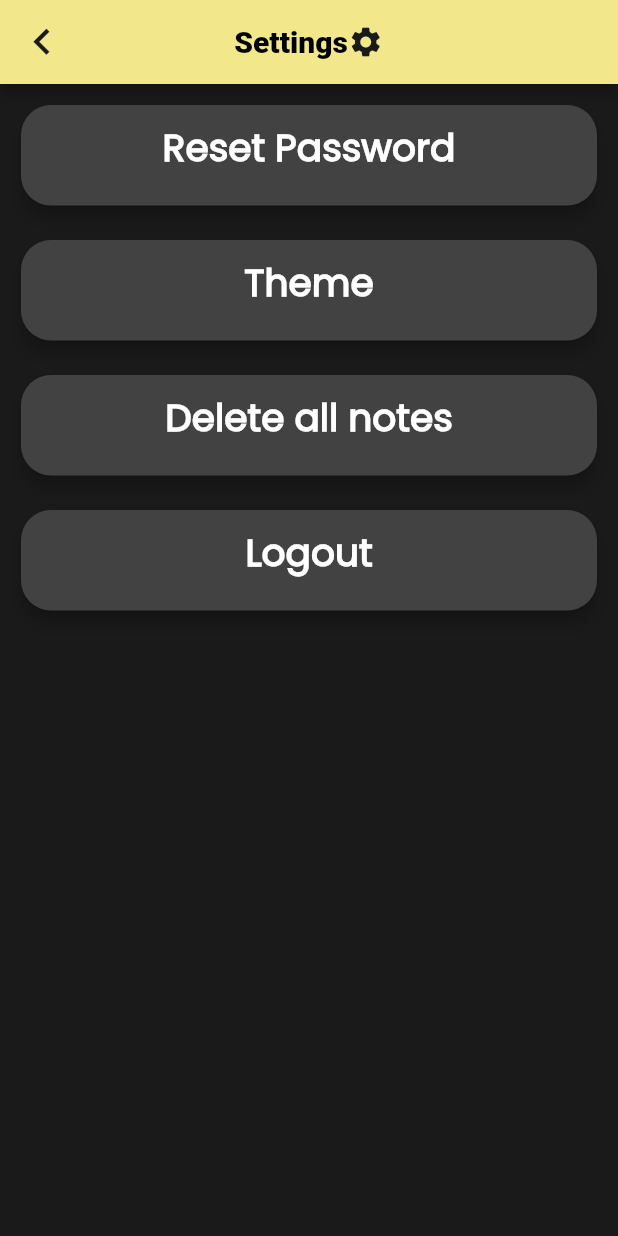
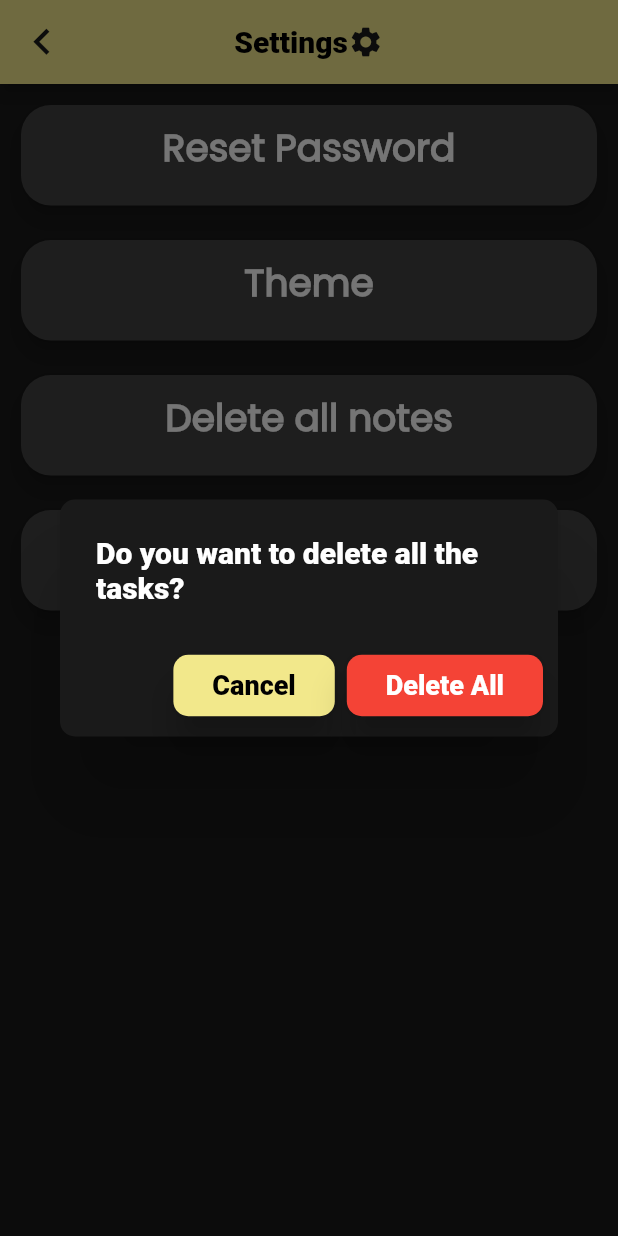
Before and after one commit to Servatom/notefy, a Flutter app: the SettingsScreen screen opened by its route, after a tap on "Delete all notes", on a phone screen of 412 x 824 dp. Run offline on Flutter 3.47's test engine with Material 2 defaults, Android fonts, the phone set to English and light mode, and no system bars; our stand-ins replace animated_text_kit, shared_preferences; accounts and stored records are empty; network calls fail.

Commit message:
delete all notes feature

```diff
--- a/App/lib/models/notes.dart
+++ b/App/lib/models/notes.dart
@@ -11,7 +11,7 @@ import 'note.dart';
 
 class Notes with ChangeNotifier {
   List<Note> _notes = [];
-
+  List<String> ids = [];
   List<Note> get notesList {
     return [..._notes];
   }
@@ -44,6 +44,7 @@ class Notes with ChangeNotifier {
               updateTime: tempNote[i]["updated_at"],
             ),
           );
+          ids.add(tempNote[i]["id"].toString());
         }
         print(_notes);
         notifyListeners();
@@ -101,6 +102,7 @@ class Notes with ChangeNotifier {
             updateTime: data["updated_at"],
           ),
         );
+        ids.add(data["id"].toString());
         notifyListeners();
       } else {
         throw 'Error in create note';
@@ -156,4 +158,11 @@ class Notes with ChangeNotifier {
       print(e);
     }
   }
+
+  void deleteAllNotes(String key) {
+    for (int i = 0; i < ids.length; i++) {
+      deleteNote(key, ids[i]);
+    }
+    print('deleted all tasks');
+  }
 }
--- a/App/lib/screens/settingsreen.dart
+++ b/App/lib/screens/settingsreen.dart
@@ -1,7 +1,9 @@
 // ignore_for_file: use_key_in_widget_constructors, prefer_const_constructors, avoid_print, prefer_const_constructors_in_immutables, prefer_const_literals_to_create_immutables
 
+import 'package:app/components/error_box.dart';
 import 'package:app/constants.dart';
 import 'package:app/models/auth.dart';
+import 'package:app/models/notes.dart';
 import 'package:app/models/theme.dart';
 import 'package:app/routers/routenames.dart';
 
@@ -62,7 +64,11 @@ class SettingsScreen extends StatelessWidget {
             SizedBox(height: 15),
             GestureDetector(
                 onTap: () {
-                  print('hello');
+                  showDialog(
+                      context: context,
+                      builder: (context) {
+                        return DeleteDialog();
+                      });
                 },
                 child: Sizedboxop(patanahi: 'Delete all notes')),
             SizedBox(height: 15),
@@ -74,6 +80,80 @@ class SettingsScreen extends StatelessWidget {
           ],
         ),
       ),
+    );
+  }
+}
+
+class DeleteDialog extends StatelessWidget {
+  @override
+  Widget build(BuildContext context) {
+    return AlertDialog(
+      shape: RoundedRectangleBorder(
+        borderRadius: BorderRadius.all(
+          Radius.circular(
+            10,
+          ),
+        ),
+      ),
+      backgroundColor: kbgcolor,
+      title: Text(
+        'Do you want to delete all the tasks?',
+        style: TextStyle(
+          color: Colors.white,
+        ),
+      ),
+      actionsPadding: EdgeInsets.symmetric(horizontal: 10, vertical: 10),
+      actions: [
+        MaterialButton(
+          minWidth: 60,
+          height: 40,
+          shape: RoundedRectangleBorder(
+            borderRadius: BorderRadius.circular(10),
+          ),
+          elevation: 10,
+          color: kyellow,
+          onPressed: () {
+            Navigator.pop(context);
+          },
+          child: Padding(
+            padding: EdgeInsets.all(10.0),
+            child: Text(
+              'Cancel',
+              style: TextStyle(
+                color: Colors.black,
+                fontSize: 18,
+                fontWeight: FontWeight.bold,
+              ),
+            ),
+          ),
+        ),
+        MaterialButton(
+          minWidth: 60,
+          height: 40,
+          shape: RoundedRectangleBorder(
+            borderRadius: BorderRadius.circular(10),
+          ),
+          elevation: 10,
+          color: Colors.red,
+          onPressed: () {
+            String key = Provider.of<Auth>(context, listen: false).key;
+            Provider.of<Notes>(context, listen: false).deleteAllNotes(key);
+            print('hello');
+            Navigator.pop(context);
+          },
+          child: Padding(
+            padding: EdgeInsets.all(10.0),
+            child: Text(
+              'Delete All',
+              style: TextStyle(
+                color: Colors.white,
+                fontSize: 18,
+                fontWeight: FontWeight.bold,
+              ),
+            ),
+          ),
+        ),
+      ],
     );
   }
 }
```
